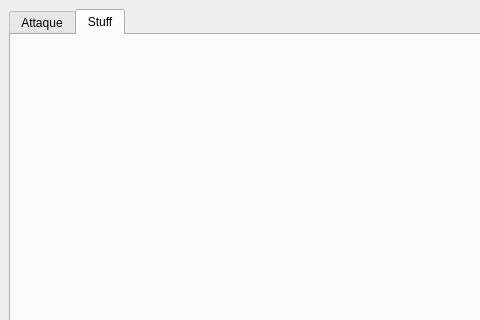
Above: app/view/forms/characterwindow.ui from r0nd0ud0u/qt-rpg before the change; both pictures show x 0 to 480 and y 0 to 320 of the 800 by 600 pixel window. Below: the same form after it.
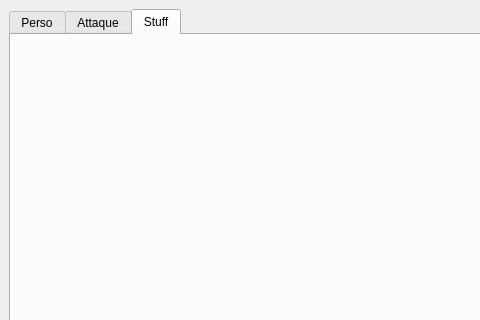
That is the form after the change. The open tabs and pages were chosen to show the change. Custom widgets are drawn as their Qt base class.

Commit message: add character in boss view

```diff
--- a/app/view/forms/characterwindow.ui
+++ b/app/view/forms/characterwindow.ui
@@ -20,6 +20,11 @@
       <property name="currentIndex">
        <number>1</number>
       </property>
+      <widget class="EditCharacter" name="character_def">
+       <attribute name="title">
+        <string>Perso</string>
+       </attribute>
+      </widget>
       <widget class="EditAttakView" name="edit_atk_tab">
        <attribute name="title">
         <string>Attaque</string>
@@ -60,6 +65,12 @@
    <header location="global">editattakview.h</header>
    <container>1</container>
   </customwidget>
+  <customwidget>
+   <class>EditCharacter</class>
+   <extends>QWidget</extends>
+   <header location="global">editcharacter.h</header>
+   <container>1</container>
+  </customwidget>
  </customwidgets>
  <resources/>
  <connections/>
```
Left out of the diff: 2 changed lines with no effect on the pictures. The commit also changes 28 other files.
